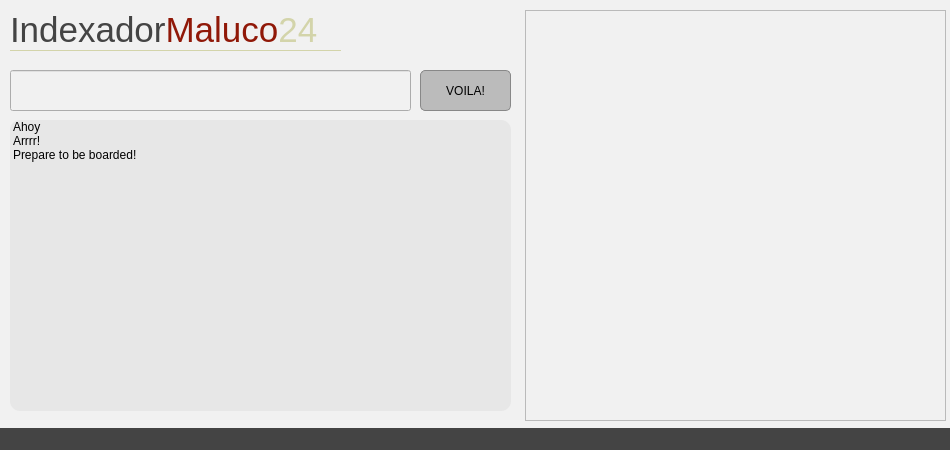
This is xmlparser/interface/mainwindow.ui in EduardoVernier/trabFinalCPD as Qt 5 draws it before an edit. The edited form follows.
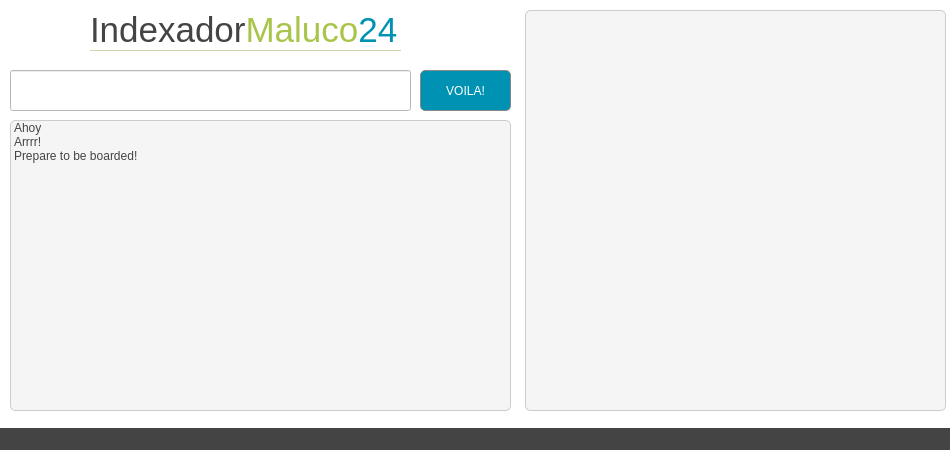
This is the edited form.

```diff
--- a/xmlparser/interface/mainwindow.ui
+++ b/xmlparser/interface/mainwindow.ui
@@ -37,9 +37,9 @@
      <colorrole role="Button">
       <brush brushstyle="SolidPattern">
        <color alpha="255">
-        <red>241</red>
-        <green>241</green>
-        <blue>241</blue>
+        <red>255</red>
+        <green>255</green>
+        <blue>255</blue>
        </color>
       </brush>
      </colorrole>
@@ -109,18 +109,18 @@
      <colorrole role="Base">
       <brush brushstyle="SolidPattern">
        <color alpha="255">
-        <red>241</red>
-        <green>241</green>
-        <blue>241</blue>
+        <red>255</red>
+        <green>255</green>
+        <blue>255</blue>
        </color>
       </brush>
      </colorrole>
      <colorrole role="Window">
       <brush brushstyle="SolidPattern">
        <color alpha="255">
-        <red>241</red>
-        <green>241</green>
-        <blue>241</blue>
+        <red>255</red>
+        <green>255</green>
+        <blue>255</blue>
        </color>
       </brush>
      </colorrole>
@@ -174,9 +174,9 @@
      <colorrole role="Button">
       <brush brushstyle="SolidPattern">
        <color alpha="255">
-        <red>241</red>
-        <green>241</green>
-        <blue>241</blue>
+        <red>255</red>
+        <green>255</green>
+        <blue>255</blue>
        </color>
       </brush>
      </colorrole>
@@ -246,18 +246,18 @@
      <colorrole role="Base">
       <brush brushstyle="SolidPattern">
        <color alpha="255">
-        <red>241</red>
-        <green>241</green>
-        <blue>241</blue>
+        <red>255</red>
+        <green>255</green>
+        <blue>255</blue>
        </color>
       </brush>
      </colorrole>
      <colorrole role="Window">
       <brush brushstyle="SolidPattern">
        <color alpha="255">
-        <red>241</red>
-        <green>241</green>
-        <blue>241</blue>
+        <red>255</red>
+        <green>255</green>
+        <blue>255</blue>
        </color>
       </brush>
      </colorrole>
@@ -311,9 +311,9 @@
      <colorrole role="Button">
       <brush brushstyle="SolidPattern">
        <color alpha="255">
-        <red>241</red>
-        <green>241</green>
-        <blue>241</blue>
+        <red>255</red>
+        <green>255</green>
+        <blue>255</blue>
        </color>
       </brush>
      </colorrole>
@@ -383,18 +383,18 @@
      <colorrole role="Base">
       <brush brushstyle="SolidPattern">
        <color alpha="255">
-        <red>241</red>
-        <green>241</green>
-        <blue>241</blue>
+        <red>255</red>
+        <green>255</green>
+        <blue>255</blue>
        </color>
       </brush>
      </colorrole>
      <colorrole role="Window">
       <brush brushstyle="SolidPattern">
        <color alpha="255">
-        <red>241</red>
-        <green>241</green>
-        <blue>241</blue>
+        <red>255</red>
+        <green>255</green>
+        <blue>255</blue>
        </color>
       </brush>
      </colorrole>
@@ -441,15 +441,15 @@
    <string>MainWindow</string>
   </property>
   <property name="styleSheet">
-   <string notr="true">background: #f1f1f1;</string>
+   <string notr="true">background: #FFFFFF;</string>
   </property>
   <widget class="QWidget" name="centralWidget">
    <widget class="QLabel" name="Logo">
     <property name="geometry">
      <rect>
-      <x>10</x>
+      <x>90</x>
       <y>10</y>
-      <width>331</width>
+      <width>311</width>
       <height>41</height>
      </rect>
     </property>
@@ -466,7 +466,7 @@
      <string notr="true">border-bottom: 1px solid #d3d4aa;</string>
     </property>
     <property name="text">
-     <string>&lt;html&gt;&lt;head/&gt;&lt;body&gt;&lt;p&gt;&lt;span style=&quot; color:#444444;&quot;&gt;Indexador&lt;/span&gt;&lt;span style=&quot; color:#901808;&quot;&gt;Maluco&lt;/span&gt;&lt;span style=&quot; color:#D3D4AA;;&quot;&gt;24&lt;/span&gt;&lt;/p&gt;&lt;/body&gt;&lt;/html&gt;</string>
+     <string>&lt;html&gt;&lt;head/&gt;&lt;body&gt;&lt;p&gt;&lt;span style=&quot; color:#444444;&quot;&gt;Indexador&lt;/span&gt;&lt;span style=&quot; color:#A8C54A;&quot;&gt;Maluco&lt;/span&gt;&lt;span style=&quot; color:#0092b2;&quot;&gt;24&lt;/span&gt;&lt;/p&gt;&lt;/body&gt;&lt;/html&gt;</string>
     </property>
    </widget>
    <widget class="QListWidget" name="listWidget">
@@ -479,7 +479,7 @@
      </rect>
     </property>
     <property name="styleSheet">
-     <string notr="true">border-radius: 10px; background: #e7e7e7;</string>
+     <string notr="true">border: 1px solid #ccc; border-radius: 5px; background: #f5f5f5; color: #444444;</string>
     </property>
     <item>
      <property name="text">
@@ -508,7 +508,8 @@
     </property>
     <property name="styleSheet">
      <string notr="true">QPushButton#pushButton {
-    background: #bbbbbb;
+    background: #0092b2;
+	color: #ffffff;
 	border: 1px solid #888888;
 	border-radius: 5px;
  }
@@ -536,9 +537,12 @@
       <x>525</x>
       <y>10</y>
       <width>421</width>
-      <height>411</height>
+      <height>401</height>
      </rect>
     </property>
+    <property name="styleSheet">
+     <string notr="true">border: 1px solid #ccc; border-radius: 5px; background: #f5f5f5; color: #444444;</string>
+    </property>
    </widget>
   </widget>
   <widget class="QStatusBar" name="statusBar">
```
Left out of the diff: 2 changed lines with no effect on the pictures.
